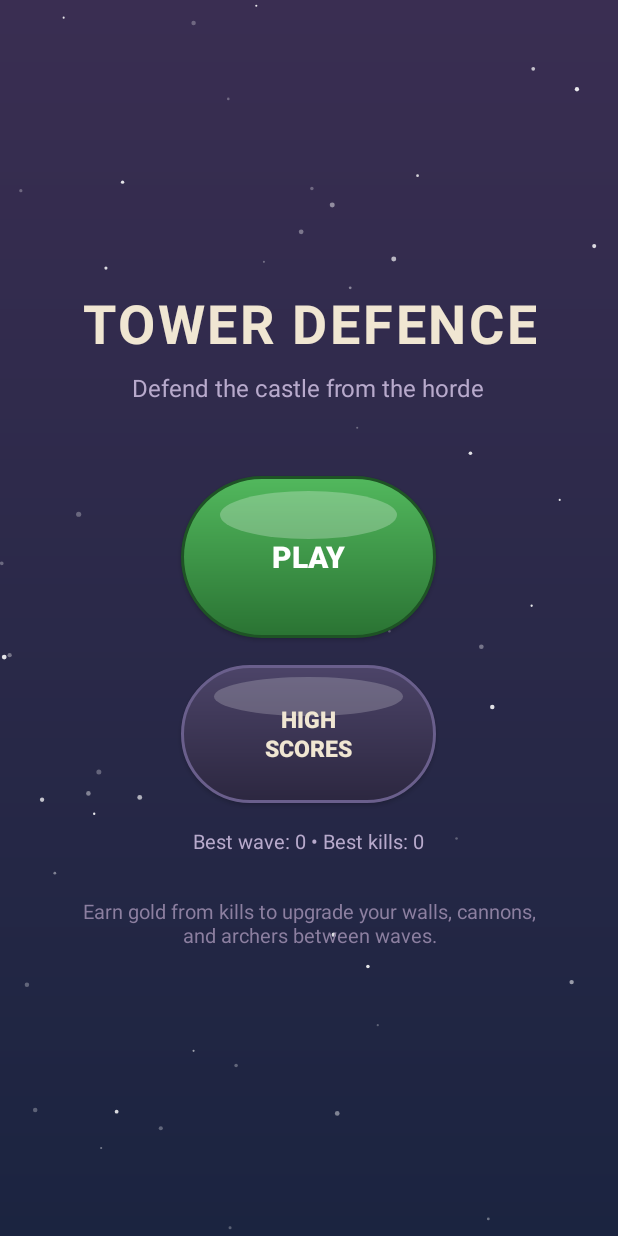
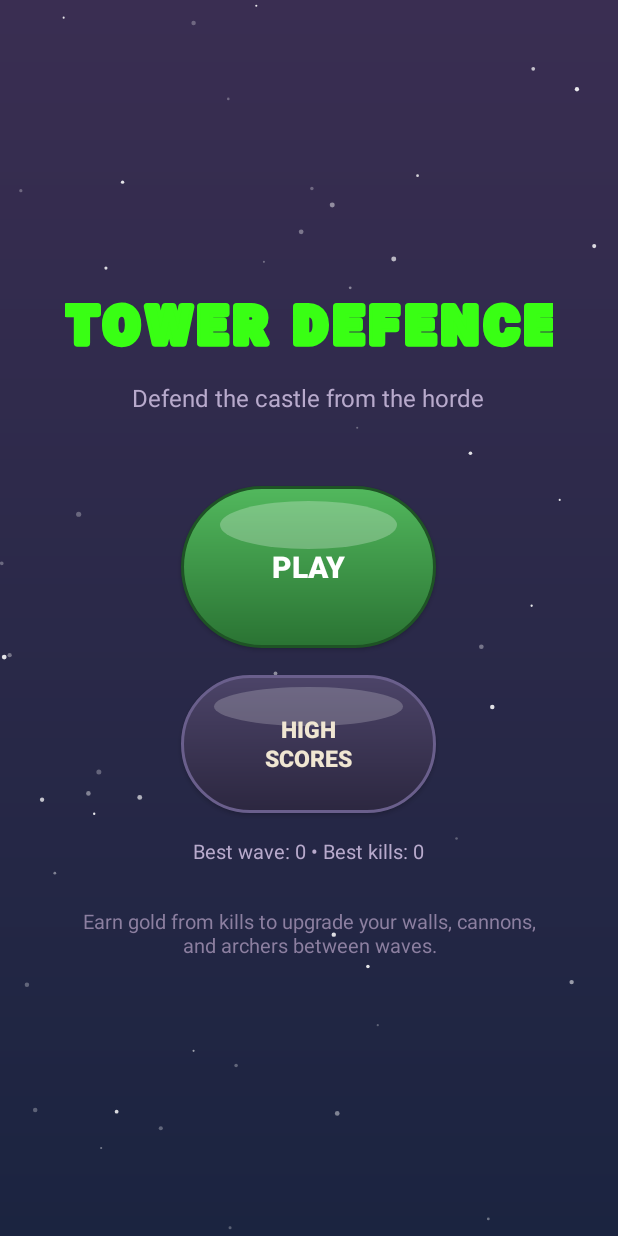
Before and after one commit to ALF452/Tower-Defence, an Android app: the screen it shows after launch (MainMenuActivity), on a phone screen of 412 x 824 dp. Run offline under Robolectric (Android 15) with nearby library versions, the phone set to English and light mode, and no system bars.

Commit message:
Give the main menu title a NASA-style outlined look
Adds OutlinedTextView, which draws its text twice (stroke pass then fill
pass) since plain TextView/XML styling can't produce a true outline -
used for the "TOWER DEFENCE" title: neon green fill, purple outline, a
bold geometric system font (sans-serif-black) and wide letter tracking
for an agency-logotype feel. Padding added around the title so the
outline's overflow past the raw text bounds doesn't get clipped by the
parent layout.

```diff
--- /dev/null
+++ b/app/src/main/java/com/alf452/towerdefence/OutlinedTextView.kt
@@ -0,0 +1,37 @@
+package com.alf452.towerdefence
+
+import android.content.Context
+import android.graphics.Canvas
+import android.graphics.Color
+import android.graphics.Paint
+import android.util.AttributeSet
+import androidx.appcompat.widget.AppCompatTextView
+
+/**
+ * A TextView that draws its own text twice — once stroked, once filled — since a plain
+ * TextView/XML styling has no built-in way to produce a true outlined-text look. Defaults are
+ * tuned for the main menu title (purple outline); override [outlineColor]/[outlineWidth] from
+ * code if another screen ever wants a different look.
+ */
+class OutlinedTextView @JvmOverloads constructor(
+    context: Context,
+    attrs: AttributeSet? = null
+) : AppCompatTextView(context, attrs) {
+
+    var outlineColor: Int = Color.rgb(140, 40, 220)
+    var outlineWidth: Float = 5f * context.resources.displayMetrics.density
+
+    override fun onDraw(canvas: Canvas) {
+        val fillColor = currentTextColor
+
+        paint.style = Paint.Style.STROKE
+        paint.strokeWidth = outlineWidth
+        paint.strokeJoin = Paint.Join.ROUND
+        paint.color = outlineColor
+        super.onDraw(canvas)
+
+        paint.style = Paint.Style.FILL
+        paint.color = fillColor
+        super.onDraw(canvas)
+    }
+}
--- a/app/src/main/res/layout/activity_main_menu.xml
+++ b/app/src/main/res/layout/activity_main_menu.xml
@@ -15,14 +15,15 @@
         android:gravity="center"
         android:padding="32dp">
 
-        <TextView
+        <com.alf452.towerdefence.OutlinedTextView
             android:layout_width="wrap_content"
             android:layout_height="wrap_content"
+            android:padding="8dp"
             android:text="TOWER DEFENCE"
-            android:textColor="#F0E6D2"
-            android:textSize="36sp"
-            android:textStyle="bold"
-            android:letterSpacing="0.05"
+            android:textColor="#39FF14"
+            android:fontFamily="sans-serif-black"
+            android:textSize="34sp"
+            android:letterSpacing="0.14"
             android:gravity="center" />
 
         <TextView
```
